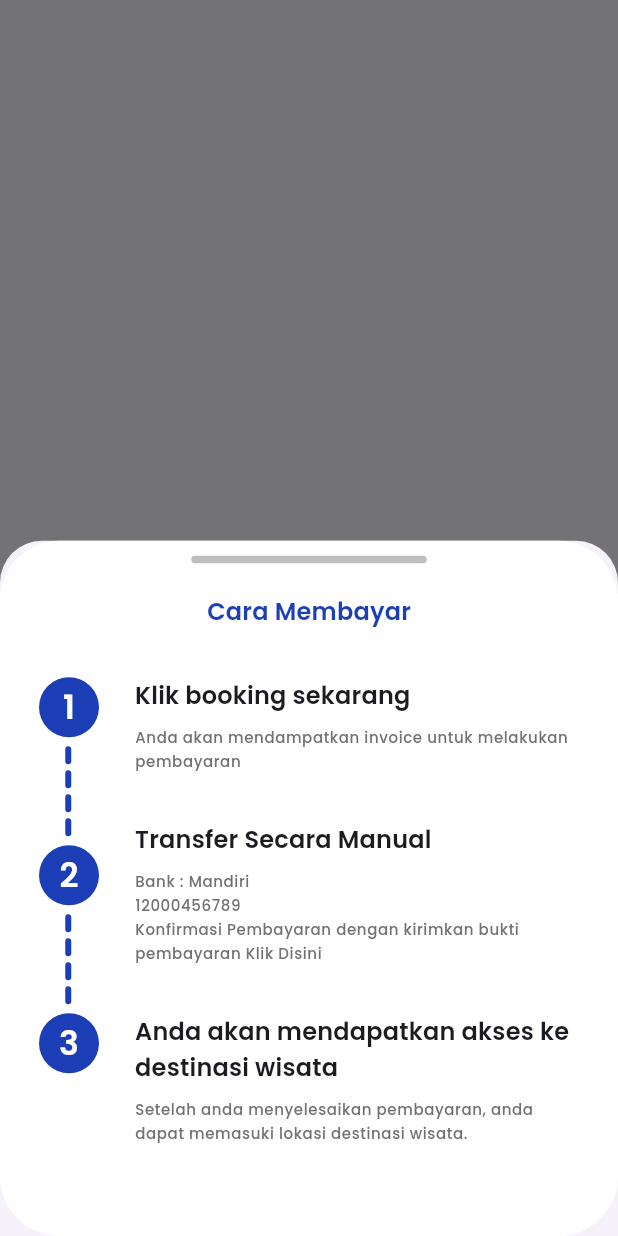
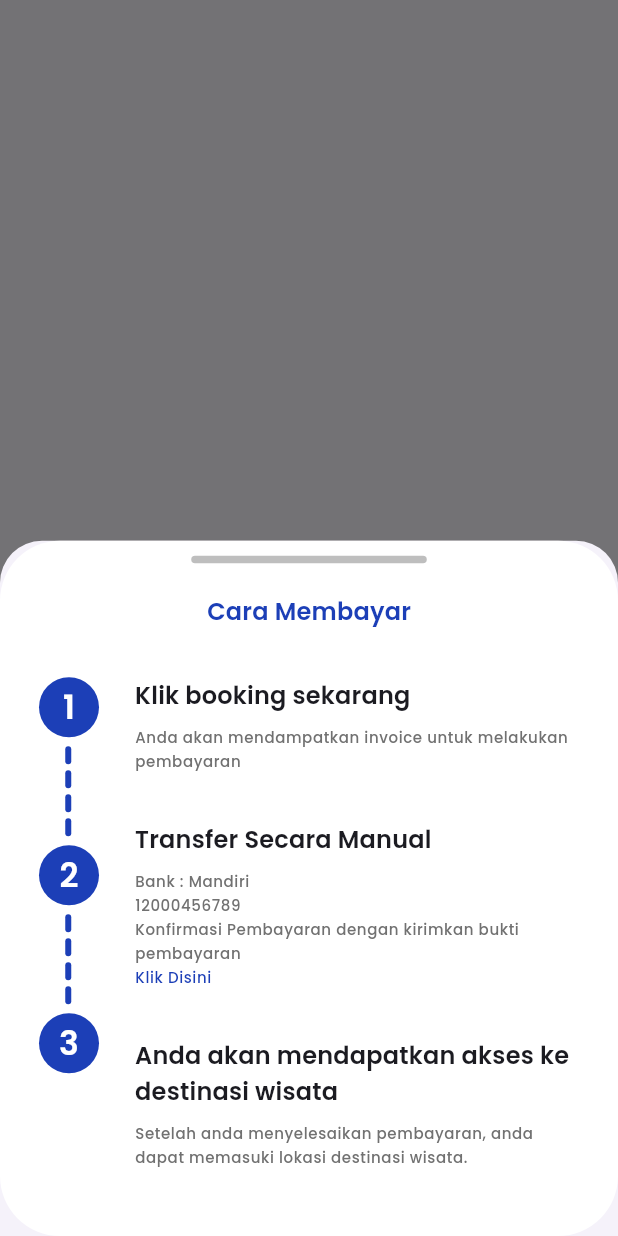
Before and after one commit to Capstone-Tim-02/sustain-tour-mobile, a Flutter app: what buildBottomSheetSteps() shows on an empty page, opened directly, on a phone screen of 412 x 824 dp. Run offline on Flutter 3.47's test engine with Material 3 defaults, Android fonts, the phone set to English and light mode, and no system bars; our stand-ins replace cached_network_image, carousel_slider, dio, dots_indicator, email_validator, firebase_auth and 13 more; missing offline and left inert: flutter_config; accounts and stored records are empty; network calls fail; project files that could hold a hidden picture were left out.

Commit message:
merapihkan sedikit

```diff
--- a/lib/screen/pusat_bantuan_screen/faq/faq_screen.dart
+++ b/lib/screen/pusat_bantuan_screen/faq/faq_screen.dart
@@ -207,7 +207,7 @@ class FaqScreen extends StatelessWidget {
                                 TextButton(
                                   onPressed: _launchUrl,
                                   child: Text(
-                                    'klik disini wa.me/828181711',
+                                    'klik disini',
                                     textAlign: TextAlign.center,
                                     style: TextStyleWidget.bodyB3(
                                         fontWeight: FontWeightStyle.semiBold,
--- a/lib/screen/tiket_screen/component/invoice_screen_component/component/step_payment_bottom_sheet_component/step_payment_bottom_sheet_component.dart
+++ b/lib/screen/tiket_screen/component/invoice_screen_component/component/step_payment_bottom_sheet_component/step_payment_bottom_sheet_component.dart
@@ -3,9 +3,17 @@ import 'package:sustain_tour_mobile/screen/tiket_screen/component/invoice_screen
 import 'package:sustain_tour_mobile/style/color_theme_style.dart';
 import 'package:sustain_tour_mobile/style/font_weight_style.dart';
 import 'package:sustain_tour_mobile/style/text_style_widget.dart';
+import 'package:url_launcher/url_launcher.dart';
 
 class StepPaymentBottomSheetComponent {
   static void buildBottomSheetSteps(BuildContext context) {
+    final Uri _url = Uri.parse('https://wa.me/6285173412286');
+    Future<void> _launchUrl() async {
+      if (!await launchUrl(_url)) {
+        throw Exception('Could not launch $_url');
+      }
+    }
+
     showModalBottomSheet(
         context: context,
         builder: (context) {
@@ -143,11 +151,25 @@ class StepPaymentBottomSheetComponent {
                             const SizedBox(
                               height: 8,
                             ),
-                            Text(
-                              'Bank : Mandiri\n12000456789\nKonfirmasi Pembayaran dengan kirimkan bukti pembayaran Klik Disini',
-                              style: TextStyleWidget.labelL4(
-                                  fontWeight: FontWeightStyle.medium,
-                                  color: ColorThemeStyle.grey100),
+                            Column(
+                              crossAxisAlignment: CrossAxisAlignment.start,
+                              children: [
+                                Text(
+                                  'Bank : Mandiri\n12000456789\nKonfirmasi Pembayaran dengan kirimkan bukti pembayaran',
+                                  style: TextStyleWidget.labelL4(
+                                      fontWeight: FontWeightStyle.medium,
+                                      color: ColorThemeStyle.grey100),
+                                ),
+                                GestureDetector(
+                                  onTap: _launchUrl,
+                                  child: Text(
+                                    'Klik Disini',
+                                    style: TextStyleWidget.labelL4(
+                                        fontWeight: FontWeightStyle.medium,
+                                        color: ColorThemeStyle.blue100),
+                                  ),
+                                ),
+                              ],
                             ),
                             const SizedBox(
                               height: 32,
```
Also changed, not shown: lib/screen/login_screen/matchmaking_question/matchmaking_2.dart (+5 -6 lines), lib/screen/login_screen/matchmaking_question/matchmaking_3.dart (+7 -3 lines), 1 other file.
